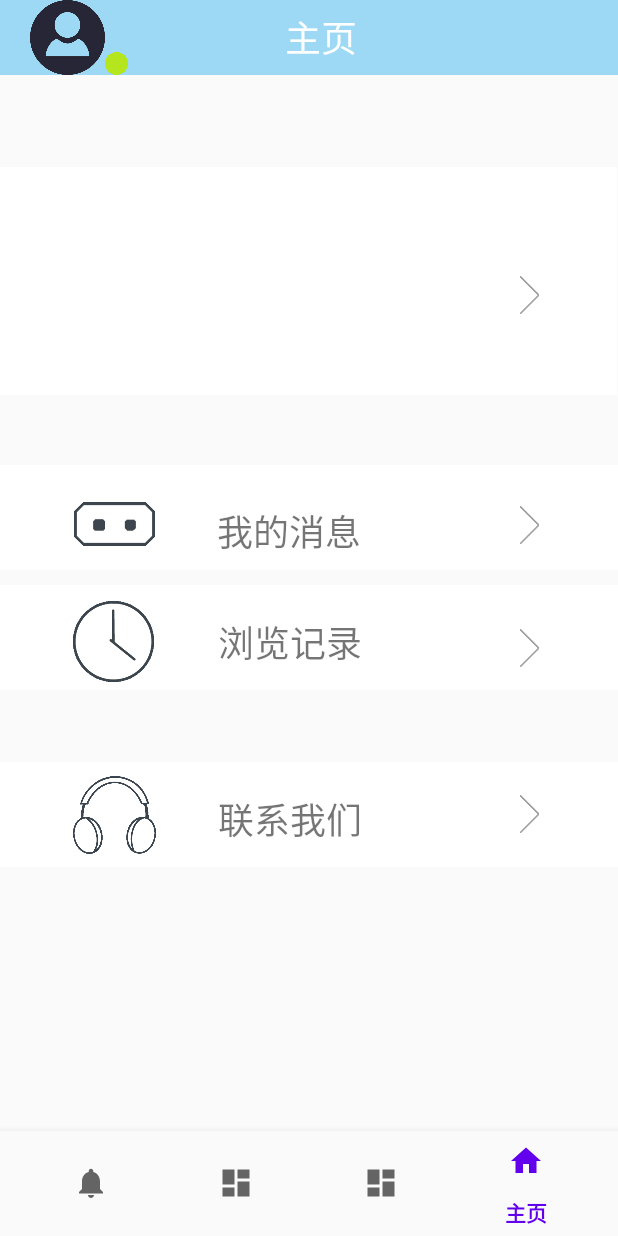
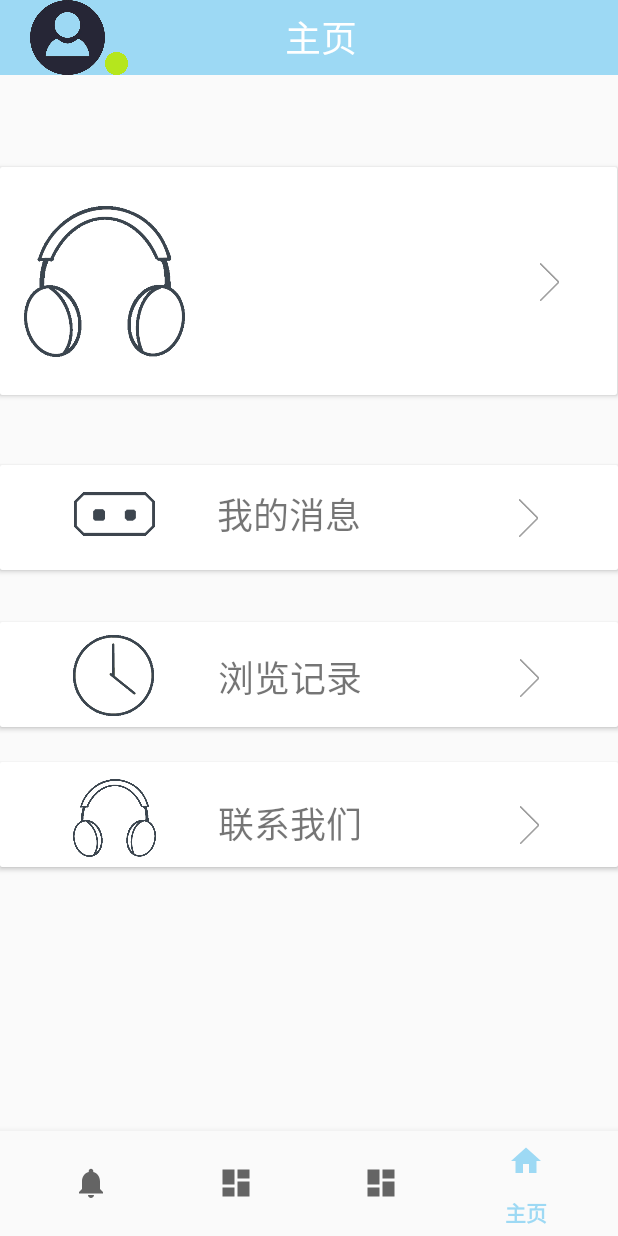
Before and after one commit to suhy07/drift-bottle, an Android app: the HomeFragment screen opened through its navigation route, on a phone screen of 412 x 824 dp. Run offline under Robolectric (Android 15) with nearby library versions, the phone set to English and light mode, and no system bars; our stand-ins replace CircleImageView, navigation-ui; libraries missing offline, so code that uses them is left out: com.baidu.mapapi; network calls fail.

Commit message:
Debug:按钮颜色，随手拍选择菜单

```diff
--- a/MyHomeWork/app/src/main/java/com/example/myhomework/Activity/MainActivity.java
+++ b/MyHomeWork/app/src/main/java/com/example/myhomework/Activity/MainActivity.java
@@ -50,8 +50,8 @@ public class MainActivity extends AppCompatActivity {
 
     public static DrawerLayout drawerLayout;
     private ActivityMainBinding binding;
-    private AppbarBinding appbarBinding;
-    private DrawerHeaderBinding headerBinding;
+
+
     public static MainActivity mainActivity;
     @Override
     protected void onCreate(Bundle savedInstanceState) {
@@ -61,19 +61,21 @@ public class MainActivity extends AppCompatActivity {
             actionBar.hide();
         }
         getWindow().setSoftInputMode(WindowManager.LayoutParams. SOFT_INPUT_ADJUST_NOTHING);
-        getWindow().getDecorView().setSystemUiVisibility(View.SYSTEM_UI_FLAG_FULLSCREEN | View.SYSTEM_UI_FLAG_LAYOUT_STABLE);
         binding = ActivityMainBinding.inflate(getLayoutInflater());
         setContentView(binding.getRoot());
-        appbarBinding=AppbarBinding.inflate(getLayoutInflater());
-        headerBinding=DrawerHeaderBinding.inflate(getLayoutInflater());
         mainActivity=this;
         UserService.ResetUserData();
         drawerLayout=binding.drawerLayout;
         NavController navController = Navigation.findNavController(this, R.id.nav_host_fragment_activity_main);
-        HttpUtils.setURLimageViewByBitmap(GlobalMemory.FileServerDownloadFileUri+"/"+UserService.GetUserHead(),appbarBinding.imageButtonUserHeadToolbar,this);
         NavigationUI.setupWithNavController(binding.navView, navController);
-      //  HttpUtils.setURLimageViewByBitmap(GlobalMemory.FileServerDownloadFileUri+"/"+UserService.GetUserHead(),binding.picture,this);
-        // headerBinding.userheadDrawerlayout.setImageBitmap(HttpUtils.getURLimage("http://47.98.173.217:8080/downloadFile/app_icon.png"));
         PermissionsUtils.verifyStoragePermissions(this);
     }
+    public void onRecallSetHead(){
+        ImageView head1=binding.navigationView.getHeaderView(0).findViewById(R.id.userhead_drawerlayout),
+                head2=binding.getRoot().findViewById(R.id.imageButton_UserHead_toolbar);
+        HttpUtils.setURLimageViewByBitmap(GlobalMemory.FileServerDownloadFileUri+"/"+UserService.GetUserHead(),head1,this);
+        HttpUtils.setURLimageViewByBitmap(GlobalMemory.FileServerDownloadFileUri+"/"+UserService.GetUserHead(),head2,this);
+        //HttpUtils.setURLimageViewByBitmap(GlobalMemory.FileServerDownloadFileUri+"/"+UserService.GetUserHead(),binding.picture,this);
+        // headerBinding.userheadDrawerlayout.setImageBitmap(HttpUtils.getURLimage("http://47.98.173.217:8080/downloadFile/app_icon.png"));
+    }
 }
--- a/MyHomeWork/app/src/main/java/com/example/myhomework/Fragment/HomeFragment.java
+++ b/MyHomeWork/app/src/main/java/com/example/myhomework/Fragment/HomeFragment.java
@@ -1,10 +1,15 @@
 package com.example.myhomework.Fragment;
 
+import static com.baidu.mapapi.search.core.SearchResult.ERRORNO.NETWORK_ERROR;
+
+import android.graphics.Bitmap;
+import android.graphics.BitmapFactory;
 import android.graphics.Color;
 import android.os.Bundle;
 
 import androidx.fragment.app.Fragment;
 
+import android.os.Message;
 import android.view.Gravity;
 import android.view.LayoutInflater;
 import android.view.MotionEvent;
@@ -16,10 +21,19 @@ import android.widget.TextView;
 
 
 import com.example.myhomework.Activity.MainActivity;
+import com.example.myhomework.Global.GlobalMemory;
 import com.example.myhomework.R;
 import com.example.myhomework.Service.UserService;
+import com.example.myhomework.Utils.HttpUtils;
 import com.example.myhomework.databinding.AppbarBinding;
 import com.example.myhomework.databinding.FragmentHomeBinding;
+
+import java.io.IOException;
+import java.io.InputStream;
+import java.net.HttpURLConnection;
+import java.net.MalformedURLException;
+import java.net.ProtocolException;
+import java.net.URL;
 
 
 public class HomeFragment extends Fragment {
@@ -46,10 +60,11 @@ public class HomeFragment extends Fragment {
         TextView username=binding.textViewUserNameHomePage;
         TextView usertype=binding.textViewUserTypeHomePage;
         TextView pagename=binding.getRoot().findViewById(R.id.textview_toolbar);
-        ImageButton imageButton=binding.getRoot().findViewById(R.id.imageButton_UserHead_toolbar);
+        ImageView imageButton=binding.getRoot().findViewById(R.id.imageButton_UserHead_toolbar);
         imageButton.setOnClickListener(v->MainActivity.drawerLayout.openDrawer(Gravity.LEFT));
 
-        userHead.setImageBitmap(UserService.userHeadBitmap);
+        HttpUtils.setURLimageViewByBitmap(GlobalMemory.FileServerDownloadFileUri+"/"+
+         UserService.GetUserHead(),userHead,getActivity());
         username.setText(UserService.GetUserNickName());
         usertype.setText(UserService.GetUserType());
         pagename.setText("主页");
--- a/MyHomeWork/app/src/main/java/com/example/myhomework/Fragment/NewsFragment.java
+++ b/MyHomeWork/app/src/main/java/com/example/myhomework/Fragment/NewsFragment.java
@@ -11,6 +11,7 @@ import android.view.LayoutInflater;
 import android.view.View;
 import android.view.ViewGroup;
 import android.widget.ImageButton;
+import android.widget.ImageView;
 import android.widget.TextView;
 
 import com.example.myhomework.Activity.MainActivity;
@@ -32,7 +33,7 @@ public class NewsFragment extends Fragment {
                              Bundle savedInstanceState) {
         // Inflate the layout for this fragment
         mview=inflater.inflate(R.layout.fragment_news, container, false);
-        ImageButton userhead=  mview.findViewById(R.id.imageButton_UserHead_toolbar);
+        ImageView userhead=  mview.findViewById(R.id.imageButton_UserHead_toolbar);
         RecyclerView recyclerView = mview.findViewById(R.id.recyclerview);
         TextView PageName=mview.findViewById(R.id.textview_toolbar);
 
--- a/MyHomeWork/app/src/main/java/com/example/myhomework/Fragment/PhotoFragment.java
+++ b/MyHomeWork/app/src/main/java/com/example/myhomework/Fragment/PhotoFragment.java
@@ -42,7 +42,6 @@ public class PhotoFragment extends Fragment {
         picture = view.findViewById(R.id.picture);
 
         PermissionsUtils.verifyStoragePermissions(getActivity());//获取权限
-
         takePhoto.setOnClickListener(v -> {
             Intent intent =new Intent(getActivity(), UpdatePhotoActivity.class);
             startActivity(intent);
@@ -50,7 +49,7 @@ public class PhotoFragment extends Fragment {
         history.setOnClickListener(v ->startActivity(new Intent(getActivity(), HistoricalRecordsActivity.class)));
         TextView PageName=view.findViewById(R.id.textview_toolbar);
         PageName.setText("随手拍");
-        ImageButton userhead=  view.findViewById(R.id.imageButton_UserHead_toolbar);
+        ImageView userhead=  view.findViewById(R.id.imageButton_UserHead_toolbar);
         userhead.setOnClickListener(v -> MainActivity.drawerLayout.openDrawer(Gravity.LEFT));
 
         return view;
--- a/MyHomeWork/app/src/main/java/com/example/myhomework/Service/UserService.java
+++ b/MyHomeWork/app/src/main/java/com/example/myhomework/Service/UserService.java
@@ -130,6 +130,7 @@ public class UserService {
                     userType=resultSet.getString("userType");
                     head=resultSet.getString("head");
                     GlobalMemory.PrintLog("初始化\nuid："+uid+"\nname"+userNickName+"\nhead:"+head);
+                    MainActivity.mainActivity.onRecallSetHead();
                 }
             } catch (SQLException e) {
                 GlobalMemory.PrintLog(TAG+e.getMessage());
@@ -137,8 +138,6 @@ public class UserService {
                 JDBCUtils.closeAll(resultSet,preparedStatement,connection);
             }
         }).start();
-        GetUserHead();
-
     }
     public static String GetUid(){
         return uid;
--- a/MyHomeWork/app/src/main/res/layout/activity_login.xml
+++ b/MyHomeWork/app/src/main/res/layout/activity_login.xml
@@ -55,6 +55,7 @@
         android:layout_width="256dp"
         android:layout_height="48dp"
         android:text="登录"
+        android:backgroundTint="#F4F4F4"
         app:layout_constraintBottom_toBottomOf="parent"
         app:layout_constraintEnd_toEndOf="parent"
         app:layout_constraintStart_toStartOf="parent"
@@ -66,6 +67,7 @@
         android:layout_width="256dp"
         android:layout_height="48dp"
         android:text="注册"
+        android:backgroundTint="#F4F4F4"
         app:layout_constraintBottom_toBottomOf="parent"
         app:layout_constraintEnd_toEndOf="parent"
         app:layout_constraintStart_toStartOf="parent"
--- a/MyHomeWork/app/src/main/res/layout/activity_register.xml
+++ b/MyHomeWork/app/src/main/res/layout/activity_register.xml
@@ -71,9 +71,10 @@
 
     <Button
         android:id="@+id/button"
-        android:layout_width="357dp"
-        android:layout_height="74dp"
+        android:layout_width="253dp"
+        android:layout_height="54dp"
         android:text="注册"
+        android:backgroundTint="#F4F4F4"
         app:layout_constraintBottom_toBottomOf="parent"
         app:layout_constraintEnd_toEndOf="parent"
         app:layout_constraintStart_toStartOf="parent"
--- a/MyHomeWork/app/src/main/res/layout/appbar.xml
+++ b/MyHomeWork/app/src/main/res/layout/appbar.xml
@@ -23,7 +23,7 @@
                 android:textColor="@color/white"
                 android:textSize="24sp" />
 
-            <ImageButton
+            <de.hdodenhof.circleimageview.CircleImageView
                 android:id="@+id/imageButton_UserHead_toolbar"
                 android:layout_width="50dp"
                 android:layout_height="50dp"
--- a/MyHomeWork/app/src/main/res/layout/fragment_home.xml
+++ b/MyHomeWork/app/src/main/res/layout/fragment_home.xml
@@ -27,6 +27,19 @@
         app:layout_constraintStart_toStartOf="parent"
         app:layout_constraintTop_toTopOf="parent"></include>
     <!-- 背景 -->
+    <androidx.cardview.widget.CardView
+        android:layout_width="wrap_content"
+        android:layout_height="wrap_content"
+        app:layout_constraintBottom_toBottomOf="parent"
+        app:layout_constraintEnd_toEndOf="parent"
+        app:layout_constraintHorizontal_bias="0.0"
+        app:layout_constraintStart_toStartOf="parent"
+        app:layout_constraintTop_toTopOf="parent"
+        app:layout_constraintVertical_bias="0.166">
+        <androidx.constraintlayout.widget.ConstraintLayout
+            android:layout_width="wrap_content"
+            android:layout_height="wrap_content">
+
             <ImageButton
                 android:id="@+id/imageButton_UserItem_HomePage"
                 android:layout_width="411dp"
@@ -35,87 +48,8 @@
                 android:selectableItemBackground="@color/black"
                 app:layout_constraintBottom_toBottomOf="parent"
                 app:layout_constraintEnd_toEndOf="parent"
-        app:layout_constraintHorizontal_bias="0.0"
                 app:layout_constraintStart_toStartOf="parent"
-        app:layout_constraintTop_toTopOf="parent"
-        app:layout_constraintVertical_bias="0.166"
-        tools:ignore="SpeakableTextPresentCheck" />
-    <ImageButton
-        android:id="@+id/imageButton_Message_HomePage"
-        android:layout_width="413dp"
-        android:layout_height="70dp"
-        android:background="@color/white"
-        app:layout_constraintBottom_toBottomOf="parent"
-        app:layout_constraintEnd_toEndOf="parent"
-        app:layout_constraintHorizontal_bias="1.0"
-        app:layout_constraintStart_toStartOf="parent"
-        app:layout_constraintTop_toTopOf="parent"
-        app:layout_constraintVertical_bias="0.411" />
-    <ImageButton
-        android:id="@+id/imageButton_Contact_HomePage"
-        android:layout_width="413dp"
-        android:layout_height="70dp"
-        android:background="@color/white"
-        app:layout_constraintBottom_toBottomOf="parent"
-        app:layout_constraintEnd_toEndOf="parent"
-        app:layout_constraintHorizontal_bias="1.0"
-        app:layout_constraintStart_toStartOf="parent"
-        app:layout_constraintTop_toTopOf="parent"
-        app:layout_constraintVertical_bias="0.517" />
-    <ImageButton
-        android:id="@+id/imageButton_Settle_HomePage"
-        android:layout_width="413dp"
-        android:layout_height="70dp"
-        android:background="@color/white"
-        app:layout_constraintBottom_toBottomOf="parent"
-        app:layout_constraintEnd_toEndOf="parent"
-        app:layout_constraintStart_toStartOf="parent"
-        app:layout_constraintTop_toTopOf="parent"
-        app:layout_constraintVertical_bias="0.674" />
-    <ImageView
-        android:layout_width="19dp"
-        android:layout_height="25dp"
-        app:layout_constraintBottom_toBottomOf="parent"
-        app:layout_constraintEnd_toEndOf="@+id/imageButton_UserItem_HomePage"
-        app:layout_constraintHorizontal_bias="0.875"
-        app:layout_constraintStart_toStartOf="parent"
-        app:layout_constraintTop_toTopOf="parent"
-        app:layout_constraintVertical_bias="0.23"
-        app:srcCompat="@drawable/minibutton" />
-    <ImageView
-        android:layout_width="19dp"
-        android:layout_height="25dp"
-        app:layout_constraintBottom_toBottomOf="parent"
-        app:layout_constraintEnd_toEndOf="parent"
-        app:layout_constraintHorizontal_bias="0.875"
-        app:layout_constraintStart_toStartOf="parent"
-        app:layout_constraintTop_toTopOf="parent"
-        app:layout_constraintVertical_bias="0.422"
-        app:srcCompat="@drawable/minibutton" />
-    <ImageView
-        android:id="@+id/imageView19"
-        android:layout_width="19dp"
-        android:layout_height="25dp"
-        app:layout_constraintBottom_toBottomOf="parent"
-        app:layout_constraintEnd_toEndOf="parent"
-        app:layout_constraintHorizontal_bias="0.875"
-        app:layout_constraintStart_toStartOf="@+id/imageButton_Contact_HomePage"
-        app:layout_constraintTop_toTopOf="parent"
-        app:layout_constraintVertical_bias="0.525"
-        app:srcCompat="@drawable/minibutton" />
-    <ImageView
-        android:id="@+id/imageView20"
-        android:layout_width="19dp"
-        android:layout_height="25dp"
-        app:layout_constraintBottom_toBottomOf="parent"
-        app:layout_constraintEnd_toEndOf="parent"
-        app:layout_constraintHorizontal_bias="0.875"
-        app:layout_constraintStart_toStartOf="parent"
-        app:layout_constraintTop_toTopOf="parent"
-        app:layout_constraintVertical_bias="0.664"
-        app:srcCompat="@drawable/minibutton" />
-    <!-- 背景 -->
-
+                app:layout_constraintTop_toTopOf="parent" />
             <!--用户基本信息-->
             <ImageView
                 android:id="@+id/imageView_UserHead_homepage"
@@ -123,10 +57,9 @@
                 android:layout_height="102dp"
                 app:layout_constraintBottom_toBottomOf="parent"
                 app:layout_constraintEnd_toEndOf="parent"
-        app:layout_constraintHorizontal_bias="0.051"
+                app:layout_constraintHorizontal_bias="0.052"
                 app:layout_constraintStart_toStartOf="parent"
                 app:layout_constraintTop_toTopOf="parent"
-        app:layout_constraintVertical_bias="0.202"
                 app:srcCompat="@drawable/icon_contact" />
 
             <TextView
@@ -142,23 +75,63 @@
                 app:layout_constraintHorizontal_bias="0.698"
                 app:layout_constraintStart_toStartOf="parent"
                 app:layout_constraintTop_toTopOf="parent"
-        app:layout_constraintVertical_bias="0.212" />
+                app:layout_constraintVertical_bias="0.357" />
 
             <TextView
                 android:id="@+id/textView_UserType_HomePage"
                 android:layout_width="101dp"
                 android:layout_height="27dp"
+                android:gravity="left"
                 android:text="个人账户"
-        android:gravity="left"
                 app:layout_constraintBottom_toBottomOf="parent"
                 app:layout_constraintEnd_toEndOf="parent"
+                app:layout_constraintHorizontal_bias="0.551"
                 app:layout_constraintStart_toStartOf="parent"
                 app:layout_constraintTop_toTopOf="parent"
-        app:layout_constraintVertical_bias="0.278" />
+                app:layout_constraintVertical_bias="0.76" />
+
+            <ImageView
+                android:layout_width="19dp"
+                android:layout_height="25dp"
+                app:layout_constraintBottom_toBottomOf="parent"
+                app:layout_constraintEnd_toEndOf="parent"
+                app:layout_constraintHorizontal_bias="0.91"
+                app:layout_constraintStart_toStartOf="parent"
+                app:layout_constraintTop_toTopOf="parent"
+                app:layout_constraintVertical_bias="0.503"
+                app:srcCompat="@drawable/minibutton" />
             <!--用户基本信息-->
+        </androidx.constraintlayout.widget.ConstraintLayout>
 
+    </androidx.cardview.widget.CardView>
+    <androidx.cardview.widget.CardView
+        android:layout_width="wrap_content"
+        android:layout_height="wrap_content"
+        app:layout_constraintBottom_toBottomOf="parent"
+        app:layout_constraintEnd_toEndOf="parent"
+        app:layout_constraintHorizontal_bias="1.0"
+        app:layout_constraintStart_toStartOf="parent"
+        app:layout_constraintTop_toTopOf="parent"
+        app:layout_constraintVertical_bias="0.411"
+        >
+        <androidx.constraintlayout.widget.ConstraintLayout
+            android:layout_width="wrap_content"
+            android:layout_height="wrap_content">
+
+            <ImageButton
+                android:id="@+id/imageButton_Message_HomePage"
+                android:layout_width="413dp"
+                android:layout_height="70dp"
+                android:background="@color/white"
+                app:layout_constraintBottom_toBottomOf="parent"
+                app:layout_constraintEnd_toEndOf="parent"
+                app:layout_constraintHorizontal_bias="1.0"
+                app:layout_constraintStart_toStartOf="parent"
+                app:layout_constraintTop_toTopOf="parent"
+                app:layout_constraintVertical_bias="0.411" />
             <!--我的消息-->
             <ImageView
+                android:id="@+id/imageView2"
                 android:layout_width="54dp"
                 android:layout_height="41dp"
                 app:layout_constraintBottom_toBottomOf="parent"
@@ -168,7 +141,9 @@
                 app:layout_constraintTop_toTopOf="parent"
                 app:layout_constraintVertical_bias="0.42000002"
                 app:srcCompat="@drawable/icon_message" />
+
             <TextView
+                android:id="@+id/textView6"
                 android:layout_width="wrap_content"
                 android:layout_height="wrap_content"
                 android:text="我的消息"
@@ -179,8 +154,56 @@
                 app:layout_constraintStart_toStartOf="parent"
                 app:layout_constraintTop_toTopOf="parent"
                 app:layout_constraintVertical_bias="0.426" />
+
+            <ImageView
+                android:layout_width="19dp"
+                android:layout_height="25dp"
+                app:layout_constraintBottom_toBottomOf="parent"
+                app:layout_constraintEnd_toEndOf="@+id/imageButton_Message_HomePage"
+                app:layout_constraintHorizontal_bias="0.872"
+                app:layout_constraintStart_toStartOf="parent"
+                app:layout_constraintTop_toTopOf="@+id/imageButton_Message_HomePage"
+                app:layout_constraintVertical_bias="0.511"
+                app:srcCompat="@drawable/minibutton" />
             <!--我的消息-->
 
+        </androidx.constraintlayout.widget.ConstraintLayout>
+
+    </androidx.cardview.widget.CardView>
+
+    <androidx.cardview.widget.CardView
+        android:layout_width="wrap_content"
+        android:layout_height="wrap_content"
+        app:layout_constraintBottom_toBottomOf="parent"
+        app:layout_constraintEnd_toEndOf="parent"
+        app:layout_constraintHorizontal_bias="0.0"
+        app:layout_constraintStart_toStartOf="parent"
+        app:layout_constraintTop_toTopOf="parent"
+        app:layout_constraintVertical_bias="0.55"
+        >
+        <androidx.constraintlayout.widget.ConstraintLayout
+            android:layout_width="wrap_content"
+            android:layout_height="wrap_content">
+            <ImageButton
+                android:id="@+id/imageButton_Contact_HomePage"
+                android:layout_width="413dp"
+                android:layout_height="70dp"
+                android:background="@color/white"
+                app:layout_constraintBottom_toBottomOf="parent"
+                app:layout_constraintEnd_toEndOf="parent"
+                app:layout_constraintStart_toStartOf="parent"
+                app:layout_constraintTop_toTopOf="parent" />
+            <ImageView
+                android:id="@+id/imageView19"
+                android:layout_width="19dp"
+                android:layout_height="25dp"
+                app:layout_constraintBottom_toBottomOf="parent"
+                app:layout_constraintEnd_toEndOf="parent"
+                app:layout_constraintHorizontal_bias="0.875"
+                app:layout_constraintStart_toStartOf="@+id/imageButton_Contact_HomePage"
+                app:layout_constraintTop_toTopOf="parent"
+                app:layout_constraintVertical_bias="0.55"
+                app:srcCompat="@drawable/minibutton" />
             <!--浏览记录-->
             <ImageView
                 android:layout_width="54dp"
@@ -190,7 +213,7 @@
                 app:layout_constraintHorizontal_bias="0.136"
                 app:layout_constraintStart_toStartOf="parent"
                 app:layout_constraintTop_toTopOf="parent"
-        app:layout_constraintVertical_bias="0.52"
+                app:layout_constraintVertical_bias="0.548"
                 app:srcCompat="@drawable/icon_hirstory" />
             <TextView
                 android:layout_width="wrap_content"
@@ -202,11 +225,45 @@
                 app:layout_constraintHorizontal_bias="0.46"
                 app:layout_constraintStart_toStartOf="parent"
                 app:layout_constraintTop_toTopOf="parent"
-        app:layout_constraintVertical_bias="0.52" />
+                app:layout_constraintVertical_bias="0.546" />
             <!--浏览记录-->
+        </androidx.constraintlayout.widget.ConstraintLayout>
+    </androidx.cardview.widget.CardView>
+    <androidx.cardview.widget.CardView
+        android:layout_width="wrap_content"
+        android:layout_height="wrap_content"
+        app:layout_constraintBottom_toBottomOf="parent"
+        app:layout_constraintEnd_toEndOf="parent"
+        app:layout_constraintStart_toStartOf="parent"
+        app:layout_constraintTop_toTopOf="parent"
+        app:layout_constraintVertical_bias="0.674"
+        >
+        <androidx.constraintlayout.widget.ConstraintLayout
+            android:layout_width="wrap_content"
+            android:layout_height="wrap_content">
 
+            <ImageButton
+                android:id="@+id/imageButton_Settle_HomePage"
+                android:layout_width="413dp"
+                android:layout_height="70dp"
+                android:background="@color/white"
+                app:layout_constraintBottom_toBottomOf="parent"
+                app:layout_constraintEnd_toEndOf="parent"
+                app:layout_constraintStart_toStartOf="parent"
+                app:layout_constraintTop_toTopOf="parent" />
+
+            <ImageView
+                android:id="@+id/imageView20"
+                android:layout_width="19dp"
+                android:layout_height="25dp"
+                app:layout_constraintBottom_toBottomOf="parent"
+                app:layout_constraintEnd_toEndOf="parent"
+                app:layout_constraintHorizontal_bias="0.875"
+                app:layout_constraintStart_toStartOf="parent"
+                app:layout_constraintTop_toTopOf="parent"
+                app:layout_constraintVertical_bias="0.664"
+                app:srcCompat="@drawable/minibutton" />
     <!--联系我们-->
-
             <ImageView
                 android:layout_width="55dp"
                 android:layout_height="56dp"
@@ -230,6 +287,7 @@
                 app:layout_constraintTop_toTopOf="parent"
                 app:layout_constraintVertical_bias="0.67" />
     <!--联系我们-->
-
+        </androidx.constraintlayout.widget.ConstraintLayout>
+    </androidx.cardview.widget.CardView>
 
 </androidx.constraintlayout.widget.ConstraintLayout>
--- a/MyHomeWork/app/src/main/res/layout/userhead_item.xml
+++ b/MyHomeWork/app/src/main/res/layout/userhead_item.xml
@@ -5,7 +5,7 @@
     android:layout_width="250sp"
     android:layout_height="wrap_content">
 
-    <ImageView
+    <de.hdodenhof.circleimageview.CircleImageView
         android:id="@+id/img"
         android:layout_width="68dp"
         android:layout_height="68dp"
@@ -15,7 +15,7 @@
         app:layout_constraintStart_toStartOf="parent"
         app:layout_constraintTop_toTopOf="parent"
         app:layout_constraintVertical_bias="1.0"
-        app:srcCompat="@drawable/icon_head" />
+        android:background="@drawable/icon_head" />
 
     <TextView
         android:id="@+id/title"
--- a/MyHomeWork/app/src/main/res/values/colors.xml
+++ b/MyHomeWork/app/src/main/res/values/colors.xml
@@ -1,13 +1,14 @@
 <?xml version="1.0" encoding="utf-8"?>
 <resources>
-    <color name="purple_200">#FFBB86FC</color>
-    <color name="purple_500">#FF6200EE</color>
-    <color name="purple_700">#FF3700B3</color>
+    <color name="colorPrimary">#9dd9f4</color>
+    <color name="colorPrimaryDark">#9dd9f4</color>
+    <color name="colorAccent">#03DAC5</color>
+    <color name="purple_200">#9dd9f4</color>
+    <color name="purple_500">#9dd9f4</color>
+    <color name="purple_700">#9dd9f4</color>
     <color name="teal_200">#FF03DAC5</color>
     <color name="teal_700">#FF018786</color>
     <color name="black">#FF000000</color>
     <color name="white">#FFFFFFFF</color>
-    <color name="colorPrimary">#9dd9f4</color>
-    <color name="colorPrimaryDark">#9dd9f4</color>
-    <color name="colorAccent">#03DAC5</color>
+
 </resources>
```
Also changed, not shown: MyHomeWork/app/src/main/java/com/example/myhomework/Activity/UpdatePhotoActivity.java (+24 -27 lines), MyHomeWork/app/src/main/java/com/example/myhomework/Fragment/ChatFragment.kt (+2 -5 lines), MyHomeWork/app/src/main/java/com/example/myhomework/Utils/HttpUtils.java (+4 -3 lines), MyHomeWork/app/src/main/res/menu/menu_drawer.xml (deleted, +0 -19 lines), MyHomeWork/app/src/main/res/menu/photo_menu.xml (added, +9 -0 lines). Lines whose indentation alone changed are shown as unchanged.
